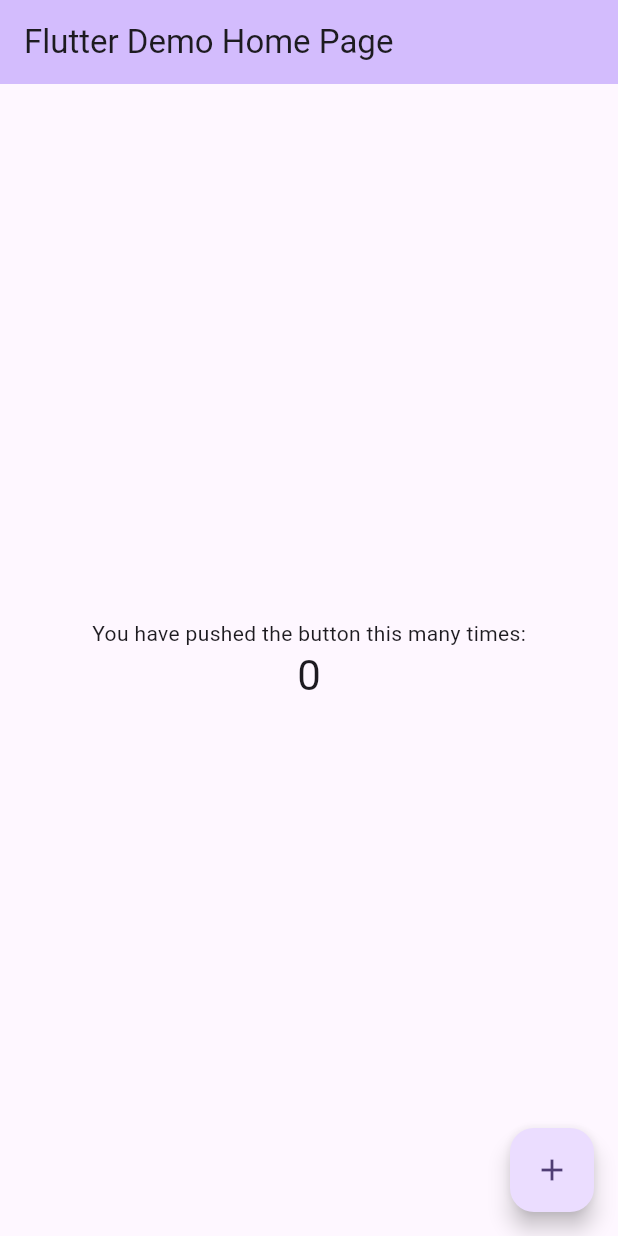
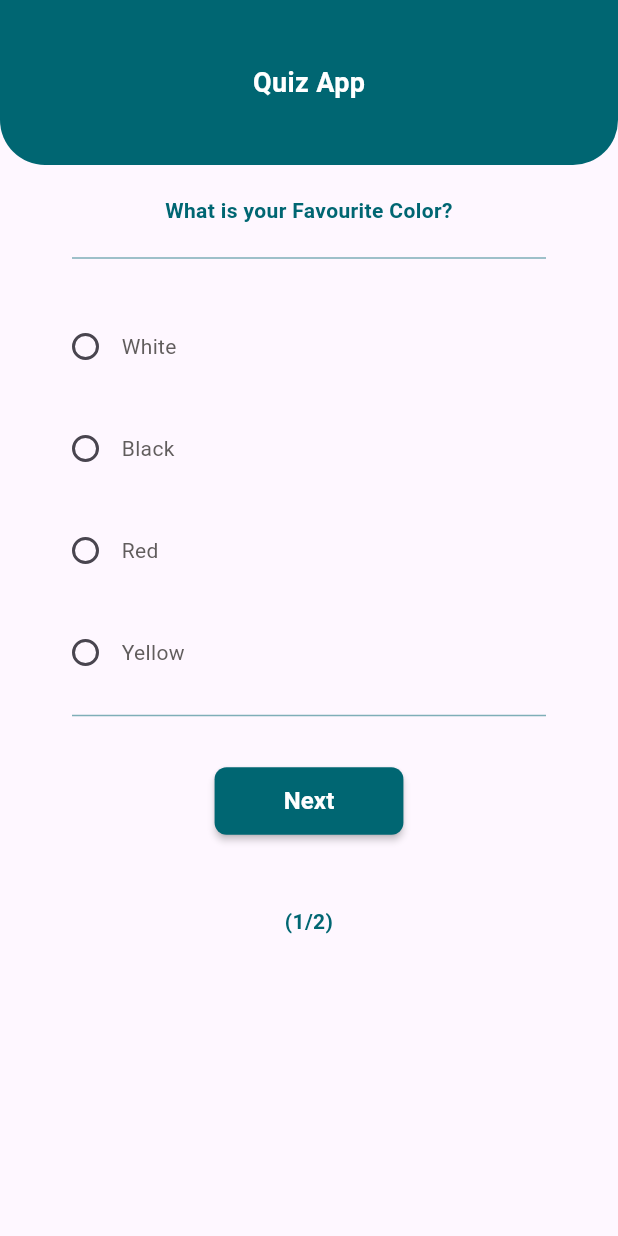
Before and after one commit to ZiadElsaadany/code-cycle-8, a Flutter app: the screen it shows after launch, on a phone screen of 412 x 824 dp. Run offline on Flutter 3.47's test engine with Material 3 defaults, Android fonts, the phone set to English and light mode, and no system bars; our stand-ins replace google_fonts; Roboto replaces fonts that are missing (Almarai).

Commit message:
change question and answers added

```diff
--- /dev/null
+++ b/quiz_app/lib/core/utils/app_colors.dart
@@ -0,0 +1,7 @@
+import 'package:flutter/material.dart';
+
+class AppColors{
+  static const Color primaryColor = Color(0xff006672);
+  static const Color whiteColor = Colors.white;
+  static const Color textBlackColor = Color(0xff615D5D);
+}
--- /dev/null
+++ b/quiz_app/lib/core/utils/app_texts.dart
@@ -0,0 +1,5 @@
+class AppTexts {
+  static const String appName  = "Quiz App";
+  static const String send = "Send" ;
+  static const String next = "Next" ;
+}
--- /dev/null
+++ b/quiz_app/lib/features/home/data/models/answer_model.dart
@@ -0,0 +1,9 @@
+class AnswerModel  {
+  final String title;
+  AnswerModel(
+  {
+    required this.title
+}
+
+      );
+}
--- /dev/null
+++ b/quiz_app/lib/features/home/data/models/question_model.dart
@@ -0,0 +1,37 @@
+import 'answer_model.dart';
+
+class QuestionModel {
+  final String title;
+  final List<AnswerModel> answers ;
+  final String correctAnswer;
+  String  ? selectAnswer;
+  QuestionModel(
+  {
+    required this.title,
+    required this.answers,
+    required this.correctAnswer,
+  required  this.selectAnswer
+}
+      );
+}
+
+List<QuestionModel> questionAndAnswers = [
+  QuestionModel(
+    selectAnswer : null,
+      title: "What is your Favourite Color?",
+      answers:[AnswerModel(title:"White"), AnswerModel(title: "Black"), AnswerModel(title: "Red"), AnswerModel(title: "Yellow")]
+      ,
+      correctAnswer:"Black" ,
+
+  )
+
+
+  ,    QuestionModel(    selectAnswer : null,
+
+
+      correctAnswer:"Football" ,
+
+      title: "What is your Favourite Sport?",
+answers:[AnswerModel(title:"Football"), AnswerModel(title: "Black"), AnswerModel(title: "Red") , AnswerModel(title: "Yellow")]
+  ),
+];
--- /dev/null
+++ b/quiz_app/lib/features/home/views/home_page.dart
@@ -0,0 +1,21 @@
+import 'package:flutter/material.dart';
+import 'package:google_fonts/google_fonts.dart';
+import 'package:quiz_app/features/home/views/widgets/custom_app_bar.dart';
+import 'package:quiz_app/features/home/views/widgets/home_page_body.dart';
+
+class HomePage extends StatelessWidget {
+  const HomePage({super.key});
+
+  @override
+  Widget build(BuildContext context) {
+    return Scaffold(
+      appBar:AppBar(
+        centerTitle: true,
+        toolbarHeight : 110,
+        // backgroundColor: const Color(0xff006672),
+        flexibleSpace : const CustomAppBar()
+      ),
+      body :const HomePageBody()
+    );
+  }
+}
--- /dev/null
+++ b/quiz_app/lib/features/home/views/widgets/answer_item.dart
@@ -0,0 +1,58 @@
+import 'package:flutter/material.dart';
+
+import '../../../../core/utils/app_colors.dart';
+import '../../data/models/answer_model.dart';
+import '../../data/models/question_model.dart';
+
+class AnswerItem extends StatefulWidget {
+  const AnswerItem({super.key, required this.index, required this.answer});
+  final int index;
+
+  final AnswerModel answer;
+  @override
+  State<AnswerItem> createState() => _AnswerItemState();
+}
+
+class _AnswerItemState extends State<AnswerItem> {
+
+
+  @override
+  Widget build(BuildContext context) {
+    return Column(
+      children: [
+        const SizedBox(height: 10),
+        Row(
+          mainAxisAlignment: MainAxisAlignment.start,
+          children: [
+            Radio(
+              activeColor :AppColors.primaryColor,
+              value: widget.answer.title,
+              groupValue: questionAndAnswers[widget.index].selectAnswer ,
+              onChanged: ( value) {
+
+                setState(() {
+                  questionAndAnswers[widget.index].selectAnswer = value;
+
+                  // debugPrint(questionAndAnswers[index].selectAnswer .toString());
+                });
+              },
+            ),
+            Expanded(
+              child: Text(widget.answer.title,
+
+                  style:const TextStyle(
+                      color:AppColors.textBlackColor
+                      ,
+                      fontSize: 14
+                  )
+              ),
+            ),
+          ],
+        ),
+        const SizedBox(height: 10),
+
+
+      ],
+    );
+  }
+}
--- /dev/null
+++ b/quiz_app/lib/features/home/views/widgets/custom_app_bar.dart
@@ -0,0 +1,28 @@
+import 'package:flutter/material.dart';
+import 'package:google_fonts/google_fonts.dart';
+
+class CustomAppBar extends StatelessWidget {
+  const CustomAppBar({super.key});
+
+  @override
+  Widget build(BuildContext context) {
+    return Container(
+        alignment:Alignment.center,
+        height: 110 ,
+        decoration: const BoxDecoration(
+          borderRadius:BorderRadius.only(
+              bottomLeft: Radius.circular( 30),
+              bottomRight: Radius.circular( 30)
+
+          ),
+          color: Color(0xff006672),
+
+        ),
+        child: Text("Quiz App",style:GoogleFonts.almarai(
+          color:Colors.white,
+          fontWeight: FontWeight.w700,
+          fontSize: 18,
+        ))
+    );
+  }
+}
--- /dev/null
+++ b/quiz_app/lib/features/home/views/widgets/custom_button.dart
@@ -0,0 +1,38 @@
+import 'package:flutter/material.dart';
+import 'package:google_fonts/google_fonts.dart';
+
+import '../../../../core/utils/app_colors.dart';
+
+class CustomButton extends StatelessWidget {
+  const CustomButton({super.key, required this.onPressed, required this.title});
+
+  final VoidCallback  onPressed;
+  final String title;
+
+
+
+  @override
+  Widget build(BuildContext context) {
+    return        MaterialButton(
+        shape:RoundedRectangleBorder(
+            borderRadius:BorderRadius.circular(8)
+        ),
+        color:AppColors.primaryColor,
+        onPressed: onPressed ,
+        child: Padding(
+          padding: const EdgeInsets.symmetric(
+              vertical:  11,
+              horizontal :
+              30.0),
+          child: Text( title,
+            style:GoogleFonts.almarai(
+              fontWeight: FontWeight.w700,
+              fontSize: 16,
+              color: AppColors.whiteColor,
+            ),
+          ),
+        )
+    );
+
+  }
+}
--- /dev/null
+++ b/quiz_app/lib/features/home/views/widgets/custom_home_divider.dart
@@ -0,0 +1,16 @@
+import 'package:flutter/material.dart';
+
+import '../../../../core/utils/app_colors.dart';
+
+class CustomHomeDivider extends StatelessWidget {
+  const CustomHomeDivider({super.key});
+
+  @override
+  Widget build(BuildContext context) {
+    return  Divider(
+      color: AppColors.primaryColor.withOpacity(0.5),
+      endIndent: 15,
+      indent: 15,
+    );
+  }
+}
--- /dev/null
+++ b/quiz_app/lib/features/home/views/widgets/home_page_body.dart
@@ -0,0 +1,125 @@
+import 'package:flutter/material.dart';
+import 'package:google_fonts/google_fonts.dart';
+import 'package:quiz_app/features/home/views/widgets/total_score_dialog.dart';
+import '../../../../core/utils/app_colors.dart';
+import '../../../../core/utils/app_texts.dart';
+import '../../data/models/question_model.dart';
+import 'answer_item.dart';
+import 'custom_button.dart';
+import 'custom_home_divider.dart';
+
+class HomePageBody extends StatefulWidget {
+  const HomePageBody({super.key});
+
+  @override
+  State<HomePageBody> createState() => _HomePageBodyState();
+}
+
+class _HomePageBodyState extends State<HomePageBody> {
+
+  int index  =  0 ;
+  int totalScore= 0;
+
+
+
+  makeAllSelectedEqualNull( ) {
+    for(int i     = 0 ;i<questionAndAnswers.length ; i++) {
+      questionAndAnswers[i ].selectAnswer = null;
+    }
+  }
+plusTotal(  ){
+  if(questionAndAnswers[index].correctAnswer == questionAndAnswers[index].selectAnswer) {
+    totalScore +=10;
+
+
+    debugPrint("total score:  $totalScore");
+
+  }
+}
+showTotalDialog() {
+if( index == questionAndAnswers.length-1 )  {
+  showDialog(
+      context: context,
+      builder: (_) => TotalScoreDialog()
+  ).then((v) {
+     setState(() {
+       index  =  0 ;
+       totalScore= 0;
+       makeAllSelectedEqualNull();
+     });
+  });
+}
+}
+
+  incrementIndex(){
+      setState(() {
+        plusTotal();
+        showTotalDialog();
+        if (index < questionAndAnswers.length - 1) {
+
+          index++;
+
+          debugPrint("index  = $index");
+        }
+      });
+
+
+    }
+
+
+  @override
+  Widget build(BuildContext context) {
+
+    return Padding(
+      padding: const EdgeInsets.symmetric(horizontal: 33.0),
+      child: SingleChildScrollView(
+        child: Column(children: [
+          const SizedBox(height: 20),
+          Text(questionAndAnswers[index].title,
+              style: GoogleFonts.almarai(
+                fontWeight: FontWeight.w700,
+                fontSize: 14,
+                color: AppColors.primaryColor,
+              ),
+              textAlign: TextAlign.center
+
+          ),
+          const SizedBox(height: 14),
+          const CustomHomeDivider(),
+
+          const SizedBox(height: 17),
+        /**
+         * The ... operator is used to unpack the elements of the list questionAndAnswers[0]["answers"]. This list contains the answers to a specific question. Each answer is then mapped to a Text widget, which displays the answer text. The result is a list of Text widgets, each representing an answer to the question.
+         * */
+          ...questionAndAnswers[index].answers.map((answer) => AnswerItem(
+            index:index,
+            answer:answer
+          )) ,
+
+          const CustomHomeDivider() ,
+          const SizedBox(height: 25),
+        CustomButton(
+          title: index== questionAndAnswers.length-1 ? AppTexts.send:AppTexts.next,
+          onPressed:() {
+            incrementIndex();
+
+          }
+
+        ),
+            const SizedBox(height: 46),
+           Text("(${index+1}/${questionAndAnswers.length})" ,
+          style: GoogleFonts.almarai(
+            fontWeight: FontWeight.w700,
+            fontSize: 14,
+            color: AppColors.primaryColor,
+          ),
+             textAlign: TextAlign.center
+          )
+
+
+
+        ]),
+      ),
+    );
+  }
+}
--- /dev/null
+++ b/quiz_app/lib/features/home/views/widgets/total_score_dialog.dart
@@ -0,0 +1,19 @@
+import 'package:flutter/material.dart';
+
+class TotalScoreDialog extends StatelessWidget {
+  const TotalScoreDialog({super.key});
+
+  @override
+  Widget build(BuildContext context) {
+    return Dialog(
+        child: Column(
+            children:[
+              IconButton(
+                onPressed:(){} ,
+                icon: const Icon(Icons.close),
+              )
+            ]
+        )
+    );
+  }
+}
--- a/quiz_app/lib/main.dart
+++ b/quiz_app/lib/main.dart
@@ -1,125 +1,24 @@
 import 'package:flutter/material.dart';
+import 'package:google_fonts/google_fonts.dart';
 
-void main() {
-  runApp(const MyApp());
+import 'features/home/views/home_page.dart';
+
+void main ( )   {
+  runApp(const QuizApp());
 }
 
-class MyApp extends StatelessWidget {
-  const MyApp({super.key});
+class QuizApp extends StatelessWidget {
+  const QuizApp({super.key});
 
-  // This widget is the root of your application.
   @override
   Widget build(BuildContext context) {
-    return MaterialApp(
-      title: 'Flutter Demo',
-      theme: ThemeData(
-        // This is the theme of your application.
-        //
-        // TRY THIS: Try running your application with "flutter run". You'll see
-        // the application has a purple toolbar. Then, without quitting the app,
-        // try changing the seedColor in the colorScheme below to Colors.green
-        // and then invoke "hot reload" (save your changes or press the "hot
-        // reload" button in a Flutter-supported IDE, or press "r" if you used
-        // the command line to start the app).
-        //
-        // Notice that the counter didn't reset back to zero; the application
-        // state is not lost during the reload. To reset the state, use hot
-        // restart instead.
-        //
-        // This works for code too, not just values: Most code changes can be
-        // tested with just a hot reload.
-        colorScheme: ColorScheme.fromSeed(seedColor: Colors.deepPurple),
-        useMaterial3: true,
-      ),
-      home: const MyHomePage(title: 'Flutter Demo Home Page'),
+    return  MaterialApp(
+
+        debugShowCheckedModeBanner: false,
+        theme:ThemeData(
+          fontFamily: GoogleFonts.almarai().fontFamily
+        ),
+      home: const HomePage()
     );
   }
 }
-
-class MyHomePage extends StatefulWidget {
-  const MyHomePage({super.key, required this.title});
-
-  // This widget is the home page of your application. It is stateful, meaning
-  // that it has a State object (defined below) that contains fields that affect
-  // how it looks.
-
-  // This class is the configuration for the state. It holds the values (in this
-  // case the title) provided by the parent (in this case the App widget) and
-  // used by the build method of the State. Fields in a Widget subclass are
-  // always marked "final".
-
-  final String title;
-
-  @override
-  State<MyHomePage> createState() => _MyHomePageState();
-}
-
-class _MyHomePageState extends State<MyHomePage> {
-  int _counter = 0;
-
-  void _incrementCounter() {
-    setState(() {
-      // This call to setState tells the Flutter framework that something has
-      // changed in this State, which causes it to rerun the build method below
-      // so that the display can reflect the updated values. If we changed
-      // _counter without calling setState(), then the build method would not be
-      // called again, and so nothing would appear to happen.
-      _counter++;
-    });
-  }
-
-  @override
-  Widget build(BuildContext context) {
-    // This method is rerun every time setState is called, for instance as done
-    // by the _incrementCounter method above.
-    //
-    // The Flutter framework has been optimized to make rerunning build methods
-    // fast, so that you can just rebuild anything that needs updating rather
-    // than having to individually change instances of widgets.
-    return Scaffold(
-      appBar: AppBar(
-        // TRY THIS: Try changing the color here to a specific color (to
-        // Colors.amber, perhaps?) and trigger a hot reload to see the AppBar
-        // change color while the other colors stay the same.
-        backgroundColor: Theme.of(context).colorScheme.inversePrimary,
-        // Here we take the value from the MyHomePage object that was created by
-        // the App.build method, and use it to set our appbar title.
-        title: Text(widget.title),
-      ),
-      body: Center(
-        // Center is a layout widget. It takes a single child and positions it
-        // in the middle of the parent.
-        child: Column(
-          // Column is also a layout widget. It takes a list of children and
-          // arranges them vertically. By default, it sizes itself to fit its
-          // children horizontally, and tries to be as tall as its parent.
-          //
-          // Column has various properties to control how it sizes itself and
-          // how it positions its children. Here we use mainAxisAlignment to
-          // center the children vertically; the main axis here is the vertical
-          // axis because Columns are vertical (the cross axis would be
-          // horizontal).
-          //
-          // TRY THIS: Invoke "debug painting" (choose the "Toggle Debug Paint"
-          // action in the IDE, or press "p" in the console), to see the
-          // wireframe for each widget.
-          mainAxisAlignment: MainAxisAlignment.center,
-          children: <Widget>[
-            const Text(
-              'You have pushed the button this many times:',
-            ),
-            Text(
-              '$_counter',
-              style: Theme.of(context).textTheme.headlineMedium,
-            ),
-          ],
-        ),
-      ),
-      floatingActionButton: FloatingActionButton(
-        onPressed: _incrementCounter,
-        tooltip: 'Increment',
-        child: const Icon(Icons.add),
-      ), // This trailing comma makes auto-formatting nicer for build methods.
-    );
-  }
-}
--- a/quiz_app/pubspec.yaml
+++ b/quiz_app/pubspec.yaml
@@ -35,6 +35,7 @@ dependencies:
   # The following adds the Cupertino Icons font to your application.
   # Use with the CupertinoIcons class for iOS style icons.
   cupertino_icons: ^1.0.6
+  google_fonts: ^6.2.1
 
 dev_dependencies:
   flutter_test:
```
Also changed, not shown: quiz_app/pubspec.lock.
